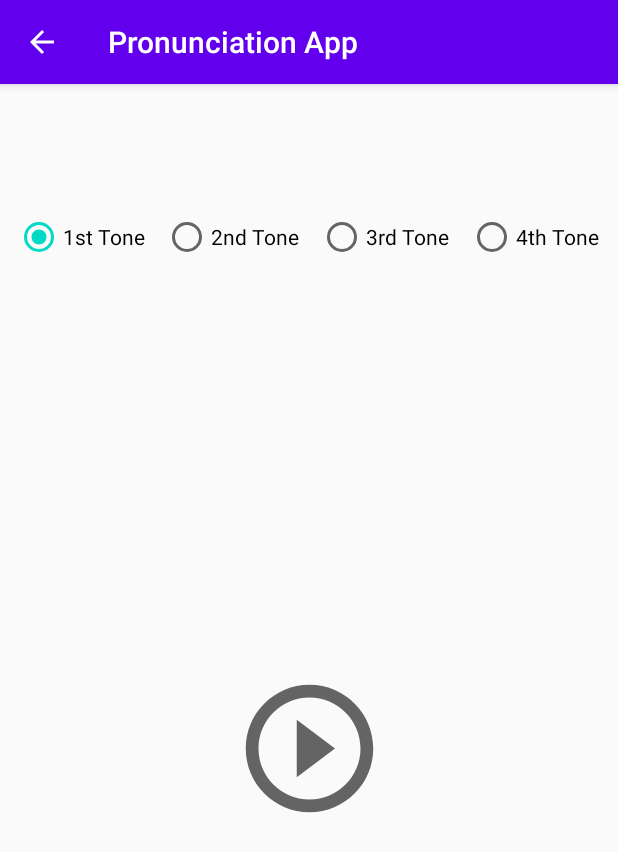
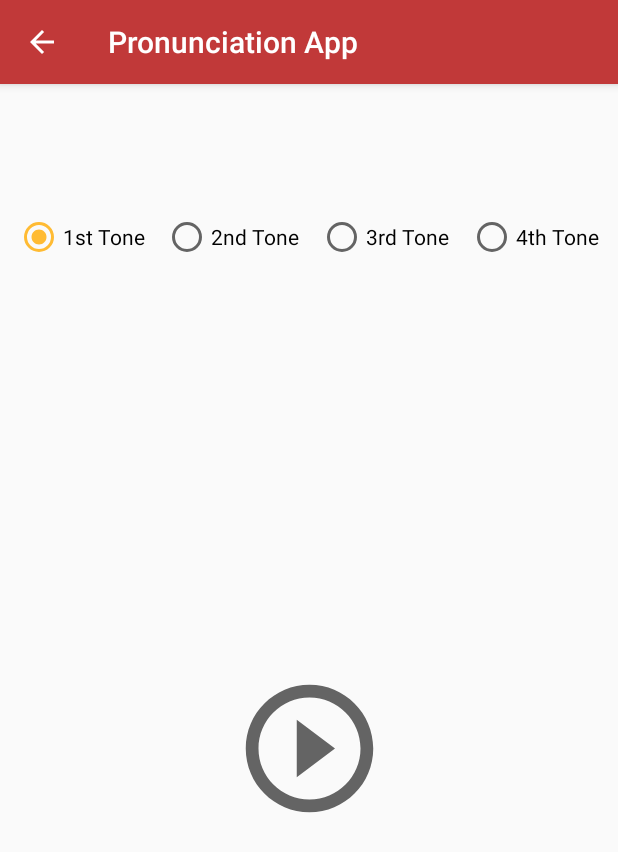
Before and after one commit to helenastafford/pronunciation_app, an Android app: the IndividualSoundActivity screen opened directly, with no data from a screen before it, on a phone screen of 412 x 824 dp. Shown: the top 852 px of the screen. Run offline under Robolectric (Android 15) with nearby library versions, the phone set to English and light mode, and no system bars.

Commit message:
Update color scheme

```diff
--- a/app/src/main/res/values/styles.xml
+++ b/app/src/main/res/values/styles.xml
@@ -2,9 +2,9 @@
     <!-- Base application theme. -->
     <style name="AppTheme" parent="Theme.AppCompat.Light.DarkActionBar">
         <!-- Customize your theme here. -->
-        <item name="colorPrimary">@color/colorPrimary</item>
-        <item name="colorPrimaryDark">@color/colorPrimaryDark</item>
-        <item name="colorAccent">@color/colorAccent</item>
+        <item name="colorPrimary">#C13939</item>
+        <item name="colorPrimaryDark">#8C0000</item>
+        <item name="colorAccent">@android:color/holo_orange_light</item>
     </style>
 
 </resources>
--- a/build.gradle
+++ b/build.gradle
@@ -5,7 +5,7 @@ buildscript {
         jcenter()
     }
     dependencies {
-        classpath 'com.android.tools.build:gradle:4.1.0-rc03'
+        classpath 'com.android.tools.build:gradle:4.0.1'
 
         // NOTE: Do not place your application dependencies here; they belong
         // in the individual module build.gradle files
```
